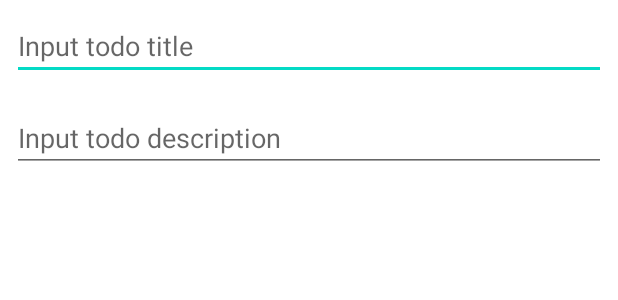
After one commit to hangu26/MvvmPattern, an Android app: the layout dialog_add_todo.xml on its own in the app's theme, with its tools: preview values and no code run, on a phone screen of 412 x 824 dp. The commit adds this screen. Shown: the top 300 px of the screen. Run offline under Robolectric (Android 15) with nearby library versions, the phone set to English and light mode, and no system bars.

Commit message:
update develop

```diff
--- a/app/build.gradle
+++ b/app/build.gradle
@@ -4,12 +4,12 @@ plugins {
 }
 
 android {
-    compileSdk 33
+    compileSdk 32
 
     defaultConfig {
         applicationId "com.example.mvvmpattern"
         minSdk 21
-        targetSdk 33
+        targetSdk 32
         versionCode 1
         versionName "1.0"
 
--- a/app/src/main/java/com/example/mvvmpattern/view/adapter/TodoListAdapter.kt
+++ b/app/src/main/java/com/example/mvvmpattern/view/adapter/TodoListAdapter.kt
@@ -21,4 +21,9 @@ class TodoListAdapter(val todoItems : ArrayList<TodoModel>): RecyclerView.Adapte
     override fun getItemCount(): Int {
         return todoItems.size
     }
+
+    fun addItem(todoModel: TodoModel){
+        todoItems.add(todoModel)
+    }
+
 }
--- /dev/null
+++ b/app/src/main/res/layout/dialog_add_todo.xml
@@ -0,0 +1,31 @@
+<?xml version="1.0" encoding="utf-8"?>
+<androidx.constraintlayout.widget.ConstraintLayout xmlns:android="http://schemas.android.com/apk/res/android"
+    android:layout_width="match_parent"
+    android:layout_height="wrap_content"
+    xmlns:app="http://schemas.android.com/apk/res-auto"
+    android:orientation="vertical"
+    android:padding="8dp">
+
+    <EditText
+        android:layout_width="0dp"
+        android:layout_height="wrap_content"
+        android:id="@+id/et_todo_title"
+        android:hint="Input todo title"
+        android:textColor="#000000"
+        app:layout_constraintLeft_toLeftOf="parent"
+        app:layout_constraintRight_toRightOf="parent"
+        app:layout_constraintTop_toTopOf="parent"
+        />
+
+    <EditText
+        android:layout_width="0dp"
+        android:layout_height="wrap_content"
+        android:id="@+id/et_todo_description"
+        android:hint="Input todo description"
+        android:textColor="#000000"
+        android:layout_marginTop="16dp"
+        app:layout_constraintLeft_toLeftOf="parent"
+        app:layout_constraintRight_toRightOf="parent"
+        app:layout_constraintTop_toBottomOf="@+id/et_todo_title"/>
+
+</androidx.constraintlayout.widget.ConstraintLayout>
```
Also changed, not shown: app/src/main/java/com/example/mvvmpattern/view/MainActivity.kt (+14 -0 lines), app/src/main/java/com/example/mvvmpattern/view/adapter/TodoViewHolder.kt (+9 -1 lines).
